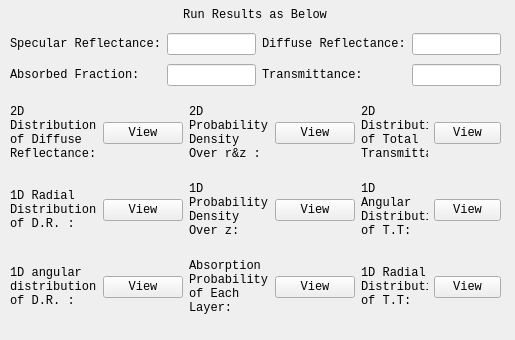
The window that mainwidgets/runresults.ui (SimonCqk/Photon_Propagation_Simulation) describes before a commit, drawn with Qt 5.
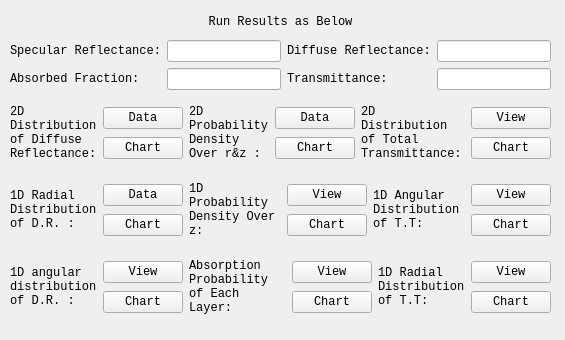
The same window after the commit.

```diff
--- a/mainwidgets/runresults.ui
+++ b/mainwidgets/runresults.ui
@@ -6,137 +6,19 @@
    <rect>
     <x>0</x>
     <y>0</y>
-    <width>515</width>
+    <width>565</width>
     <height>340</height>
    </rect>
   </property>
   <property name="windowTitle">
    <string>Form</string>
   </property>
-  <widget class="QLabel" name="label">
-   <property name="geometry">
-    <rect>
-     <x>170</x>
-     <y>5</y>
-     <width>170</width>
-     <height>20</height>
-    </rect>
-   </property>
-   <property name="font">
-    <font>
-     <family>Consolas</family>
-    </font>
-   </property>
-   <property name="text">
-    <string>Run Results as Below</string>
-   </property>
-   <property name="alignment">
-    <set>Qt::AlignCenter</set>
-   </property>
-  </widget>
-  <widget class="QWidget" name="gridLayoutWidget">
-   <property name="geometry">
-    <rect>
-     <x>10</x>
-     <y>30</y>
-     <width>491</width>
-     <height>61</height>
-    </rect>
-   </property>
-   <layout class="QGridLayout" name="gridLayout">
-    <item row="1" column="0">
-     <widget class="QLabel" name="label_3">
-      <property name="font">
-       <font>
-        <family>Consolas</family>
-       </font>
-      </property>
-      <property name="text">
-       <string>Absorbed Fraction:</string>
-      </property>
-     </widget>
-    </item>
-    <item row="0" column="0">
-     <widget class="QLabel" name="label_2">
-      <property name="font">
-       <font>
-        <family>Consolas</family>
-        <pointsize>9</pointsize>
-       </font>
-      </property>
-      <property name="text">
-       <string>Specular Reflectance:</string>
-      </property>
-     </widget>
-    </item>
-    <item row="0" column="1">
-     <widget class="QLineEdit" name="SpecRefEdit">
-      <property name="font">
-       <font>
-        <family>Consolas</family>
-       </font>
-      </property>
-     </widget>
-    </item>
-    <item row="0" column="3">
-     <widget class="QLineEdit" name="DiffRefEdit">
-      <property name="font">
-       <font>
-        <family>Consolas</family>
-       </font>
-      </property>
-     </widget>
-    </item>
-    <item row="1" column="1">
-     <widget class="QLineEdit" name="AbsFracEdit">
-      <property name="font">
-       <font>
-        <family>Consolas</family>
-       </font>
-      </property>
-     </widget>
-    </item>
-    <item row="0" column="2">
-     <widget class="QLabel" name="label_4">
-      <property name="font">
-       <font>
-        <family>Consolas</family>
-       </font>
-      </property>
-      <property name="text">
-       <string>Diffuse Reflectance:</string>
-      </property>
-     </widget>
-    </item>
-    <item row="1" column="2">
-     <widget class="QLabel" name="label_5">
-      <property name="font">
-       <font>
-        <family>Consolas</family>
-       </font>
-      </property>
-      <property name="text">
-       <string>Transmittance:</string>
-      </property>
-     </widget>
-    </item>
-    <item row="1" column="3">
-     <widget class="QLineEdit" name="TransEdit">
-      <property name="font">
-       <font>
-        <family>Consolas</family>
-       </font>
-      </property>
-     </widget>
-    </item>
-   </layout>
-  </widget>
   <widget class="QWidget" name="gridLayoutWidget_2">
    <property name="geometry">
     <rect>
      <x>10</x>
      <y>90</y>
-     <width>491</width>
+     <width>541</width>
      <height>241</height>
     </rect>
    </property>
@@ -158,20 +40,36 @@
         </property>
        </widget>
       </item>
-      <item>
-       <widget class="QPushButton" name="View_diff_reflect_rdl_Button">
-        <property name="font">
-         <font>
-          <family>Consolas</family>
-         </font>
-        </property>
-        <property name="text">
-         <string>View</string>
-        </property>
-       </widget>
-      </item>
       <item>
        <layout class="QHBoxLayout" name="horizontalLayout_6">
+        <item>
+         <layout class="QVBoxLayout" name="verticalLayout_4">
+          <item>
+           <widget class="QPushButton" name="View_diff_reflect_rdl_Button">
+            <property name="font">
+             <font>
+              <family>Consolas</family>
+             </font>
+            </property>
+            <property name="text">
+             <string>Data</string>
+            </property>
+           </widget>
+          </item>
+          <item>
+           <widget class="QPushButton" name="pushButton_4">
+            <property name="font">
+             <font>
+              <family>Consolas</family>
+             </font>
+            </property>
+            <property name="text">
+             <string>Chart</string>
+            </property>
+           </widget>
+          </item>
+         </layout>
+        </item>
         <item>
          <widget class="QLabel" name="label_11">
           <property name="font">
@@ -187,20 +85,36 @@
           </property>
          </widget>
         </item>
-        <item>
-         <widget class="QPushButton" name="View_1D_Prob_z_Button">
-          <property name="font">
-           <font>
-            <family>Consolas</family>
-           </font>
-          </property>
-          <property name="text">
-           <string>View</string>
-          </property>
-         </widget>
-        </item>
         <item>
          <layout class="QHBoxLayout" name="horizontalLayout_9">
+          <item>
+           <layout class="QVBoxLayout" name="verticalLayout_5">
+            <item>
+             <widget class="QPushButton" name="View_1D_Prob_z_Button">
+              <property name="font">
+               <font>
+                <family>Consolas</family>
+               </font>
+              </property>
+              <property name="text">
+               <string>View</string>
+              </property>
+             </widget>
+            </item>
+            <item>
+             <widget class="QPushButton" name="pushButton_5">
+              <property name="font">
+               <font>
+                <family>Consolas</family>
+               </font>
+              </property>
+              <property name="text">
+               <string>Chart</string>
+              </property>
+             </widget>
+            </item>
+           </layout>
+          </item>
           <item>
            <widget class="QLabel" name="label_14">
             <property name="font">
@@ -217,16 +131,32 @@
            </widget>
           </item>
           <item>
-           <widget class="QPushButton" name="View_total_trans_agl_Button">
-            <property name="font">
-             <font>
-              <family>Consolas</family>
-             </font>
-            </property>
-            <property name="text">
-             <string>View</string>
-            </property>
-           </widget>
+           <layout class="QVBoxLayout" name="verticalLayout_6">
+            <item>
+             <widget class="QPushButton" name="View_total_trans_agl_Button">
+              <property name="font">
+               <font>
+                <family>Consolas</family>
+               </font>
+              </property>
+              <property name="text">
+               <string>View</string>
+              </property>
+             </widget>
+            </item>
+            <item>
+             <widget class="QPushButton" name="pushButton_6">
+              <property name="font">
+               <font>
+                <family>Consolas</family>
+               </font>
+              </property>
+              <property name="text">
+               <string>Chart</string>
+              </property>
+             </widget>
+            </item>
+           </layout>
           </item>
          </layout>
         </item>
@@ -251,20 +181,36 @@
         </property>
        </widget>
       </item>
-      <item>
-       <widget class="QPushButton" name="View_diff_reflect_2d_Button">
-        <property name="font">
-         <font>
-          <family>Consolas</family>
-         </font>
-        </property>
-        <property name="text">
-         <string>View</string>
-        </property>
-       </widget>
-      </item>
       <item>
        <layout class="QHBoxLayout" name="horizontalLayout_5">
+        <item>
+         <layout class="QVBoxLayout" name="verticalLayout">
+          <item>
+           <widget class="QPushButton" name="View_diff_reflect_2d_Button">
+            <property name="font">
+             <font>
+              <family>Consolas</family>
+             </font>
+            </property>
+            <property name="text">
+             <string>Data</string>
+            </property>
+           </widget>
+          </item>
+          <item>
+           <widget class="QPushButton" name="pushButton">
+            <property name="font">
+             <font>
+              <family>Consolas</family>
+             </font>
+            </property>
+            <property name="text">
+             <string>Chart</string>
+            </property>
+           </widget>
+          </item>
+         </layout>
+        </item>
         <item>
          <widget class="QLabel" name="label_10">
           <property name="font">
@@ -280,20 +226,36 @@
           </property>
          </widget>
         </item>
-        <item>
-         <widget class="QPushButton" name="View_2D_Prob_rz_Button">
-          <property name="font">
-           <font>
-            <family>Consolas</family>
-           </font>
-          </property>
-          <property name="text">
-           <string>View</string>
-          </property>
-         </widget>
-        </item>
         <item>
          <layout class="QHBoxLayout" name="horizontalLayout_7">
+          <item>
+           <layout class="QVBoxLayout" name="verticalLayout_2">
+            <item>
+             <widget class="QPushButton" name="View_2D_Prob_rz_Button">
+              <property name="font">
+               <font>
+                <family>Consolas</family>
+               </font>
+              </property>
+              <property name="text">
+               <string>Data</string>
+              </property>
+             </widget>
+            </item>
+            <item>
+             <widget class="QPushButton" name="pushButton_2">
+              <property name="font">
+               <font>
+                <family>Consolas</family>
+               </font>
+              </property>
+              <property name="text">
+               <string>Chart</string>
+              </property>
+             </widget>
+            </item>
+           </layout>
+          </item>
           <item>
            <widget class="QLabel" name="label_12">
             <property name="font">
@@ -310,16 +272,32 @@
            </widget>
           </item>
           <item>
-           <widget class="QPushButton" name="View_total_trans_2d_Button">
-            <property name="font">
-             <font>
-              <family>Consolas</family>
-             </font>
-            </property>
-            <property name="text">
-             <string>View</string>
-            </property>
-           </widget>
+           <layout class="QVBoxLayout" name="verticalLayout_3">
+            <item>
+             <widget class="QPushButton" name="View_total_trans_2d_Button">
+              <property name="font">
+               <font>
+                <family>Consolas</family>
+               </font>
+              </property>
+              <property name="text">
+               <string>View</string>
+              </property>
+             </widget>
+            </item>
+            <item>
+             <widget class="QPushButton" name="pushButton_3">
+              <property name="font">
+               <font>
+                <family>Consolas</family>
+               </font>
+              </property>
+              <property name="text">
+               <string>Chart</string>
+              </property>
+             </widget>
+            </item>
+           </layout>
           </item>
          </layout>
         </item>
@@ -344,20 +322,36 @@
         </property>
        </widget>
       </item>
-      <item>
-       <widget class="QPushButton" name="View_diff_reflect_agl_Button">
-        <property name="font">
-         <font>
-          <family>Consolas</family>
-         </font>
-        </property>
-        <property name="text">
-         <string>View</string>
-        </property>
-       </widget>
-      </item>
       <item>
        <layout class="QHBoxLayout" name="horizontalLayout">
+        <item>
+         <layout class="QVBoxLayout" name="verticalLayout_7">
+          <item>
+           <widget class="QPushButton" name="View_diff_reflect_agl_Button">
+            <property name="font">
+             <font>
+              <family>Consolas</family>
+             </font>
+            </property>
+            <property name="text">
+             <string>View</string>
+            </property>
+           </widget>
+          </item>
+          <item>
+           <widget class="QPushButton" name="pushButton_7">
+            <property name="font">
+             <font>
+              <family>Consolas</family>
+             </font>
+            </property>
+            <property name="text">
+             <string>Chart</string>
+            </property>
+           </widget>
+          </item>
+         </layout>
+        </item>
         <item>
          <widget class="QLabel" name="label_6">
           <property name="font">
@@ -373,20 +367,36 @@
           </property>
          </widget>
         </item>
-        <item>
-         <widget class="QPushButton" name="View_Abs_prob_layer_Button">
-          <property name="font">
-           <font>
-            <family>Consolas</family>
-           </font>
-          </property>
-          <property name="text">
-           <string>View</string>
-          </property>
-         </widget>
-        </item>
         <item>
          <layout class="QHBoxLayout" name="horizontalLayout_8">
+          <item>
+           <layout class="QVBoxLayout" name="verticalLayout_8">
+            <item>
+             <widget class="QPushButton" name="View_Abs_prob_layer_Button">
+              <property name="font">
+               <font>
+                <family>Consolas</family>
+               </font>
+              </property>
+              <property name="text">
+               <string>View</string>
+              </property>
+             </widget>
+            </item>
+            <item>
+             <widget class="QPushButton" name="pushButton_8">
+              <property name="font">
+               <font>
+                <family>Consolas</family>
+               </font>
+              </property>
+              <property name="text">
+               <string>Chart</string>
+              </property>
+             </widget>
+            </item>
+           </layout>
+          </item>
           <item>
            <widget class="QLabel" name="label_13">
             <property name="font">
@@ -403,16 +413,32 @@
            </widget>
           </item>
           <item>
-           <widget class="QPushButton" name="View_total_trans_rdl_Button">
-            <property name="font">
-             <font>
-              <family>Consolas</family>
-             </font>
-            </property>
-            <property name="text">
-             <string>View</string>
-            </property>
-           </widget>
+           <layout class="QVBoxLayout" name="verticalLayout_9">
+            <item>
+             <widget class="QPushButton" name="View_total_trans_rdl_Button">
+              <property name="font">
+               <font>
+                <family>Consolas</family>
+               </font>
+              </property>
+              <property name="text">
+               <string>View</string>
+              </property>
+             </widget>
+            </item>
+            <item>
+             <widget class="QPushButton" name="pushButton_9">
+              <property name="font">
+               <font>
+                <family>Consolas</family>
+               </font>
+              </property>
+              <property name="text">
+               <string>Chart</string>
+              </property>
+             </widget>
+            </item>
+           </layout>
           </item>
          </layout>
         </item>
@@ -422,6 +448,122 @@
     </item>
    </layout>
   </widget>
+  <widget class="QWidget" name="verticalLayoutWidget_4">
+   <property name="geometry">
+    <rect>
+     <x>10</x>
+     <y>10</y>
+     <width>541</width>
+     <height>80</height>
+    </rect>
+   </property>
+   <layout class="QVBoxLayout" name="verticalLayout_10">
+    <item>
+     <widget class="QLabel" name="label">
+      <property name="font">
+       <font>
+        <family>Consolas</family>
+       </font>
+      </property>
+      <property name="text">
+       <string>Run Results as Below</string>
+      </property>
+      <property name="alignment">
+       <set>Qt::AlignCenter</set>
+      </property>
+     </widget>
+    </item>
+    <item>
+     <layout class="QGridLayout" name="gridLayout">
+      <item row="1" column="0">
+       <widget class="QLabel" name="label_3">
+        <property name="font">
+         <font>
+          <family>Consolas</family>
+         </font>
+        </property>
+        <property name="text">
+         <string>Absorbed Fraction:</string>
+        </property>
+       </widget>
+      </item>
+      <item row="0" column="0">
+       <widget class="QLabel" name="label_2">
+        <property name="font">
+         <font>
+          <family>Consolas</family>
+          <pointsize>9</pointsize>
+         </font>
+        </property>
+        <property name="text">
+         <string>Specular Reflectance:</string>
+        </property>
+       </widget>
+      </item>
+      <item row="0" column="1">
+       <widget class="QLineEdit" name="SpecRefEdit">
+        <property name="font">
+         <font>
+          <family>Consolas</family>
+         </font>
+        </property>
+       </widget>
+      </item>
+      <item row="0" column="3">
+       <widget class="QLineEdit" name="DiffRefEdit">
+        <property name="font">
+         <font>
+          <family>Consolas</family>
+         </font>
+        </property>
+       </widget>
+      </item>
+      <item row="1" column="1">
+       <widget class="QLineEdit" name="AbsFracEdit">
+        <property name="font">
+         <font>
+          <family>Consolas</family>
+         </font>
+        </property>
+       </widget>
+      </item>
+      <item row="0" column="2">
+       <widget class="QLabel" name="label_4">
+        <property name="font">
+         <font>
+          <family>Consolas</family>
+         </font>
+        </property>
+        <property name="text">
+         <string>Diffuse Reflectance:</string>
+        </property>
+       </widget>
+      </item>
+      <item row="1" column="2">
+       <widget class="QLabel" name="label_5">
+        <property name="font">
+         <font>
+          <family>Consolas</family>
+         </font>
+        </property>
+        <property name="text">
+         <string>Transmittance:</string>
+        </property>
+       </widget>
+      </item>
+      <item row="1" column="3">
+       <widget class="QLineEdit" name="TransEdit">
+        <property name="font">
+         <font>
+          <family>Consolas</family>
+         </font>
+        </property>
+       </widget>
+      </item>
+     </layout>
+    </item>
+   </layout>
+  </widget>
  </widget>
  <resources/>
  <connections/>
```
